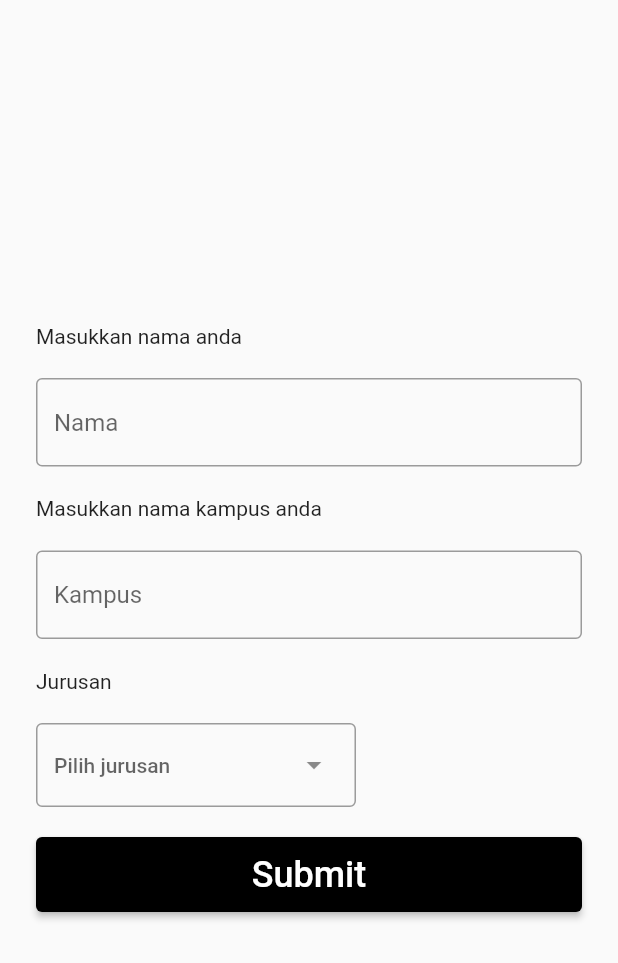
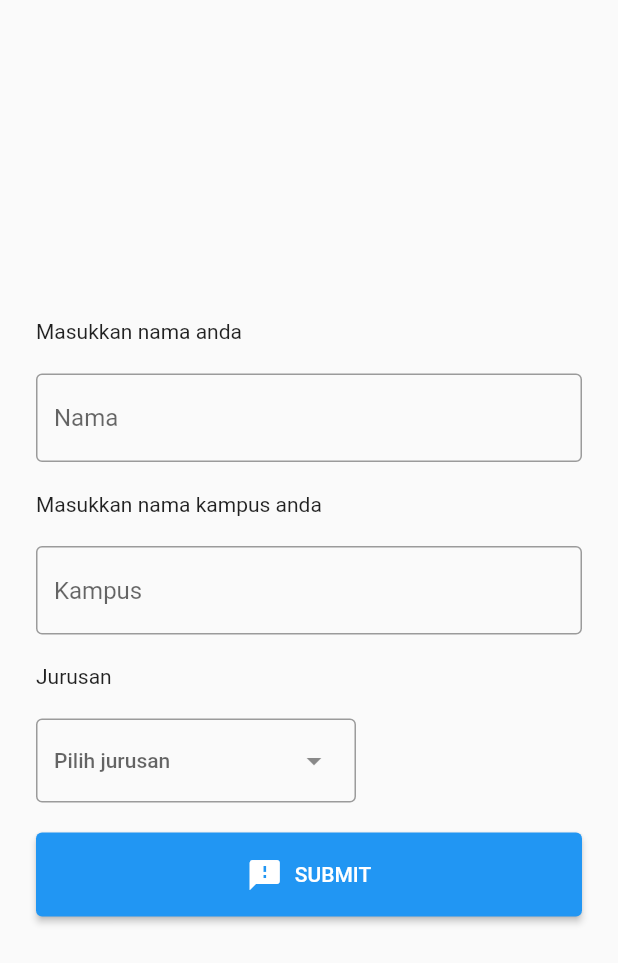
Before and after one commit to Piqri/dicoding, a Flutter app: the screen it shows after launch, on a phone screen of 412 x 824 dp. Shown: the top 963 px of the screen. Run offline on Flutter 3.47's test engine with Material 2 defaults, Android fonts, the phone set to English and light mode, and no system bars.

Commit message:
revisi 3

```diff
--- a/lib/page_one.dart
+++ b/lib/page_one.dart
@@ -2,9 +2,14 @@ import 'package:apps_project/page_two.dart';
 import 'package:apps_project/widget.dart';
 import 'package:flutter/material.dart';
 
-class PageOne extends StatelessWidget {
-  PageOne({super.key});
+class PageOne extends StatefulWidget {
+  const PageOne({super.key});
 
+  @override
+  State<PageOne> createState() => _PageOneState();
+}
+
+class _PageOneState extends State<PageOne> {
   var nameController = TextEditingController();
 
   var campusController = TextEditingController();
@@ -19,6 +24,33 @@ class PageOne extends StatelessWidget {
   ];
 
   final _formKey = GlobalKey<FormState>();
+  var _isLoading = false;
+
+  void _onSubmit() {
+    setState(() => _isLoading = true);
+    Future.delayed(
+      const Duration(seconds: 2),
+      () => setState(
+        () {
+          _isLoading = false;
+          if (_formKey.currentState!.validate()) {
+            Navigator.of(context).push(
+              MaterialPageRoute(
+                builder: (context) => PageTwo(
+                  name: nameController.text,
+                  campus: campusController.text,
+                  major: majorController.text,
+                ),
+              ),
+            );
+            ScaffoldMessenger.of(context).showSnackBar(
+              const SnackBar(content: Text('Data tersimpan')),
+            );
+          }
+        },
+      ),
+    );
+  }
 
   @override
   Widget build(BuildContext context) {
@@ -57,25 +89,12 @@ class PageOne extends StatelessWidget {
                     ),
                     const SizedBox(height: 20),
                     button(
-                      "submit",
-                      "submit",
-                      () {
-                        if (_formKey.currentState!.validate()) {
-                          Navigator.of(context).push(
-                            MaterialPageRoute(
-                              builder: (context) => PageTwo(
-                                name: nameController.text,
-                                campus: campusController.text,
-                                major: majorController.text,
-                              ),
-                            ),
-                          );
-                          ScaffoldMessenger.of(context).showSnackBar(
-                            const SnackBar(content: Text('Data tersimpan')),
-                          );
-                        }
-                      },
-                    ),
+                        "submit data",
+                        "submit",
+                        () => _isLoading ? null : _onSubmit,
+                        _isLoading,
+                        _onSubmit,
+                        "SUBMIT"),
                   ],
                 ),
               ),
--- a/lib/widget.dart
+++ b/lib/widget.dart
@@ -14,22 +14,45 @@ Widget texfield(TextEditingController nameController, String hintText) {
       return null;
     },
     decoration: InputDecoration(
-      border: OutlineInputBorder(),
+      border: const OutlineInputBorder(),
       hintText: hintText,
     ),
   );
 }
 
-Widget button(String buttonName, String buttonType, Function()? func) {
+Widget button1(String buttonName, String buttonType, Function()? func,
+    Icon icon, String text) {
   return ElevatedButton(
     style: ElevatedButton.styleFrom(
       backgroundColor: Colors.black,
       minimumSize: const Size.fromHeight(50),
     ),
     onPressed: func,
-    child: const Text(
-      'Submit',
-      style: TextStyle(fontSize: 24),
+    child: Text(
+      text,
+      style: const TextStyle(fontSize: 24),
     ),
   );
 }
+
+Widget button(String buttonName, String buttonType, Function()? func,
+    var _isLoading, var _onSubmit, String text) {
+  return ElevatedButton.icon(
+    onPressed: _isLoading ? null : _onSubmit,
+    style: ElevatedButton.styleFrom(
+        minimumSize: const Size.fromHeight(50),
+        padding: const EdgeInsets.all(16.0)),
+    icon: _isLoading
+        ? Container(
+            width: 24,
+            height: 24,
+            padding: const EdgeInsets.all(2.0),
+            child: const CircularProgressIndicator(
+              color: Colors.white,
+              strokeWidth: 3,
+            ),
+          )
+        : const Icon(Icons.feedback),
+    label: Text(text),
+  );
+}
```
